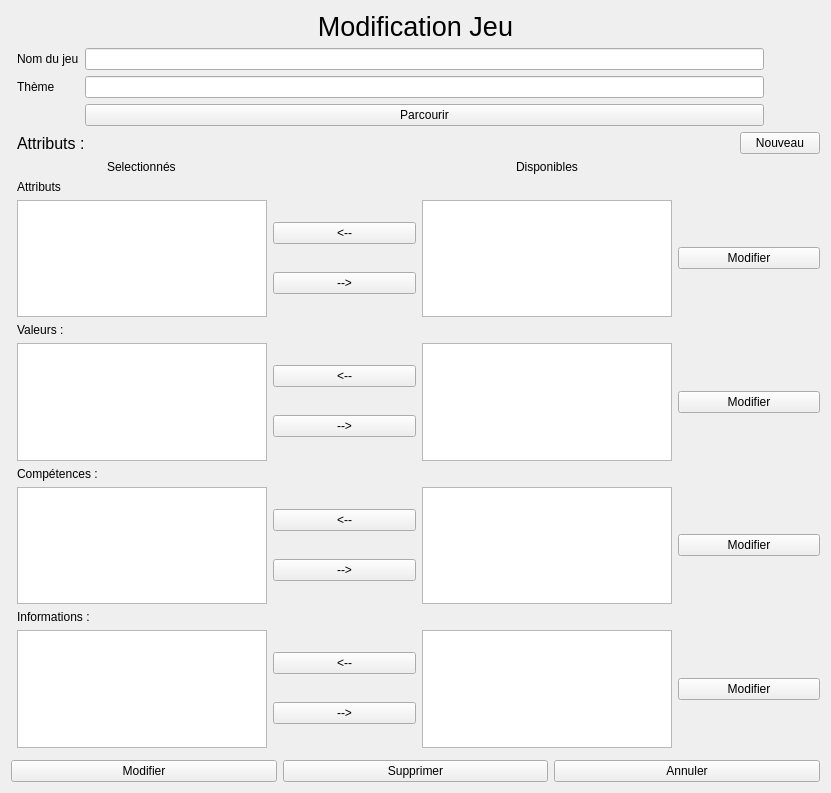
helarion/Application-JDR, file fenetre/formModifierJeu.ui: the form before one commit.
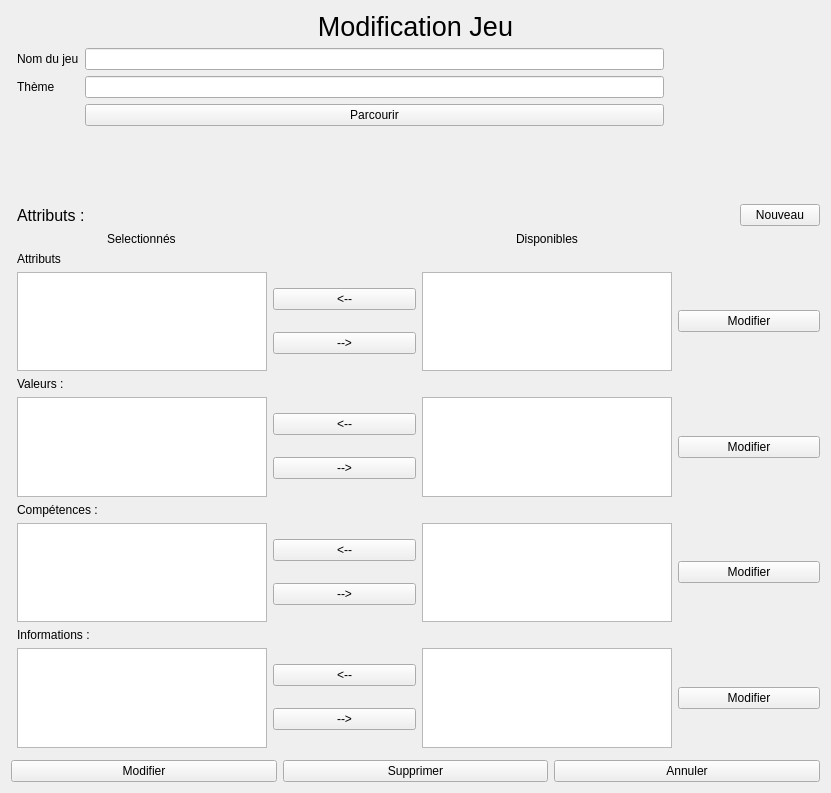
The form after the commit. Icons and pictures are not drawn.

```diff
--- a/fenetre/formModifierJeu.ui
+++ b/fenetre/formModifierJeu.ui
@@ -86,8 +86,8 @@
           <widget class="QLabel" name="themeImage">
            <property name="minimumSize">
             <size>
-             <width>50</width>
-             <height>50</height>
+             <width>150</width>
+             <height>150</height>
             </size>
            </property>
            <property name="maximumSize">
```
